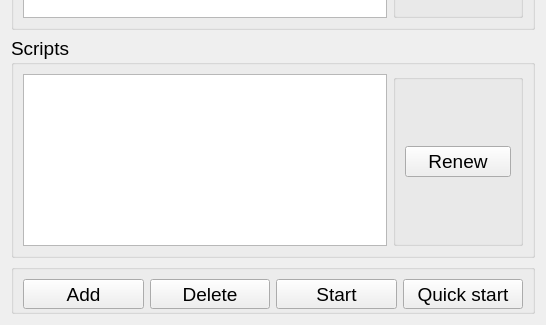
Above: src/script.ui from Andachten/DataYee before the change; both pictures show x 0 to 546 and y 202 to 527 of the 546 by 527 pixel window. Below: the same form after it.
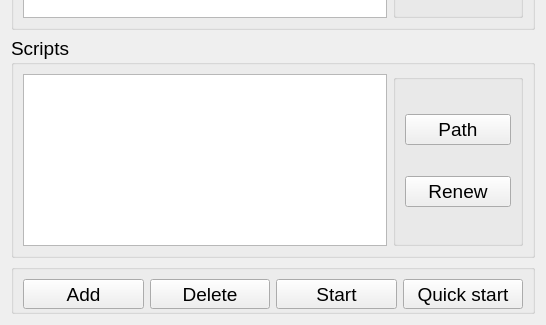
That is the form after the change.

Commit message: Refactor scripts and plot directories, add test data

```diff
--- a/src/script.ui
+++ b/src/script.ui
@@ -104,6 +104,13 @@
          <string/>
         </property>
         <layout class="QVBoxLayout" name="verticalLayout_3">
+         <item>
+          <widget class="QPushButton" name="pushButton_8">
+           <property name="text">
+            <string>Path</string>
+           </property>
+          </widget>
+         </item>
          <item>
           <widget class="QPushButton" name="pushButton_7">
            <property name="text">
```
Left out of the diff: 1 changed line with no effect on the pictures. The commit also changes 66 other files.
